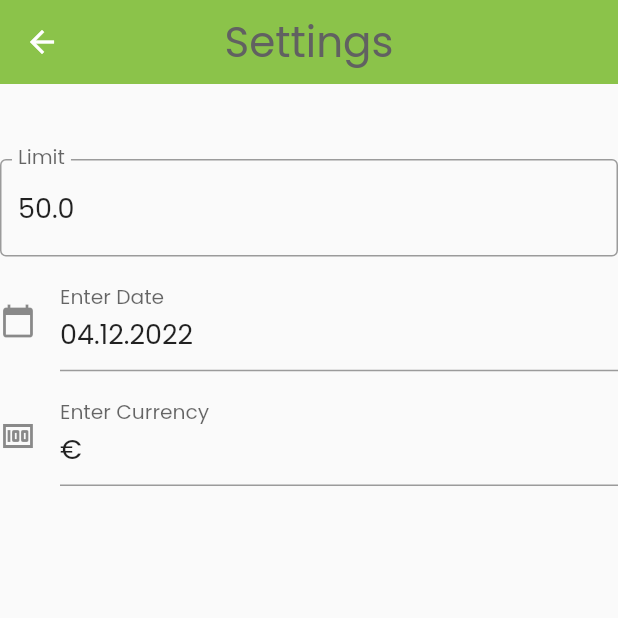
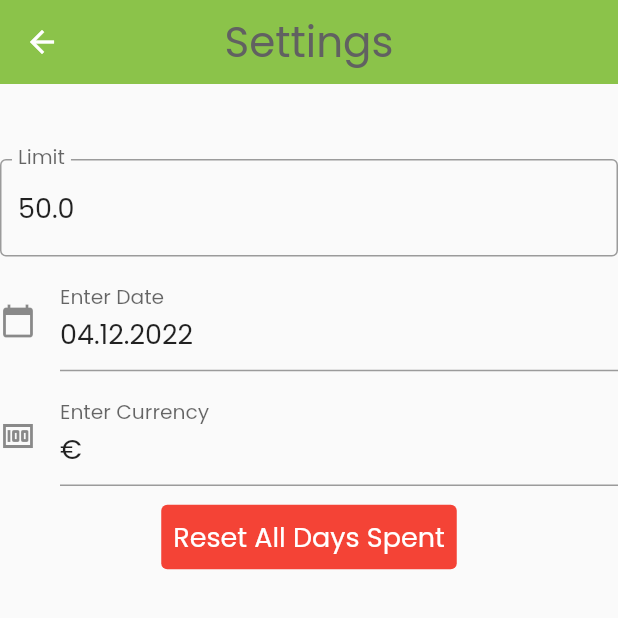
Before and after one commit to faehndrichm/moneten-master, a Flutter app: the screen it shows after launch, in the side drawer, after a tap on "Settings", on a phone screen of 412 x 824 dp, the top half of it. Run offline on Flutter 3.47's test engine with Material 2 defaults, Android fonts, the phone set to English and light mode, and no system bars; our stand-ins replace flutter_riverpod, heroicons, shared_preferences; missing offline and left inert: currency_picker, dart:ffi.

Commit message:
Added a reset button
The user can now reset all of the expenditure with one click.

```diff
--- a/lib/providers.dart
+++ b/lib/providers.dart
@@ -129,6 +129,12 @@ class CashNotifier extends StateNotifier<Cash> {
     return remaining;
   }
 
+  resetState() {
+    state = Cash(cashPerDay: {});
+
+    saveCashToStandardPersistence(state);
+  }
+
   setValue(DateTime date, double amount) {
     Cash temp = Cash(cashPerDay: state.cashPerDay);
     temp.cashPerDay[toDateString(date)] = amount;
--- a/lib/screens/home_screen.dart
+++ b/lib/screens/home_screen.dart
@@ -17,7 +17,8 @@ class HomeScreen extends ConsumerStatefulWidget {
   ConsumerState<HomeScreen> createState() => _HomeScreenState();
 }
 
-// TODO set currency
+// TODO save as json file with file picker
+
 
 class _HomeScreenState extends ConsumerState<HomeScreen> {
   final limitController = TextEditingController();
--- a/lib/screens/settings_screen.dart
+++ b/lib/screens/settings_screen.dart
@@ -105,6 +105,26 @@ class SettingsScreen extends ConsumerWidget {
           );
         });
 
+    final resetSpentButton = TextButton(
+      style: TextButton.styleFrom(
+        foregroundColor: Colors.redAccent,
+        backgroundColor: Colors.red
+      ),
+      onPressed: () => {
+        ref.read(cashProvider.notifier).resetState(),
+        ScaffoldMessenger.of(context).showSnackBar(
+              SnackBar(
+                duration: const Duration(seconds: 20),
+                action: SnackBarAction(
+                  label: 'OK',
+                  onPressed: () {},
+                ),
+                content: const Text("Removed all Expenditure Entries"),
+              ),
+            )
+    },
+    child: const Text('Reset All Days Spent', style: TextStyle(fontSize: 18, color: Colors.white)));
+
     return Scaffold(
         appBar: AppBar(
           centerTitle: true,
@@ -128,7 +148,9 @@ class SettingsScreen extends ConsumerWidget {
               const SizedBox(height: 10),
               textFieldBeginDate,
               const SizedBox(height: 10),
-              textFieldCurrency
+              textFieldCurrency,
+              const SizedBox(height: 10),
+              resetSpentButton
             ]));
   }
 }
```
